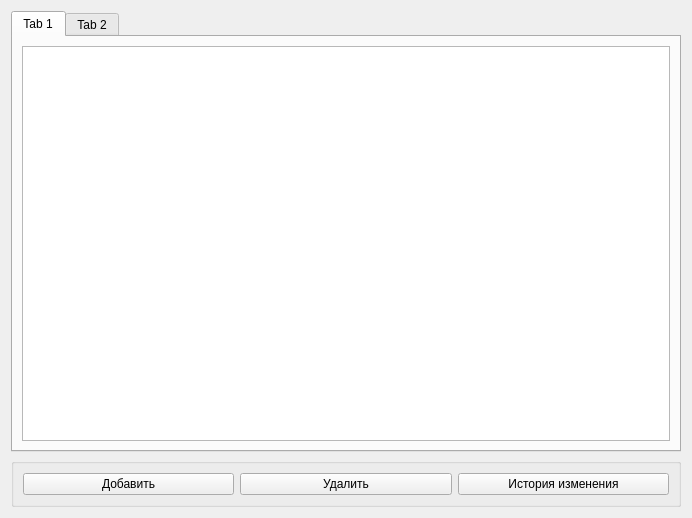
First picture: the form in desktop/resources/ui/central_widget.ui, repository Lpshkn/shop_database, before the edit.
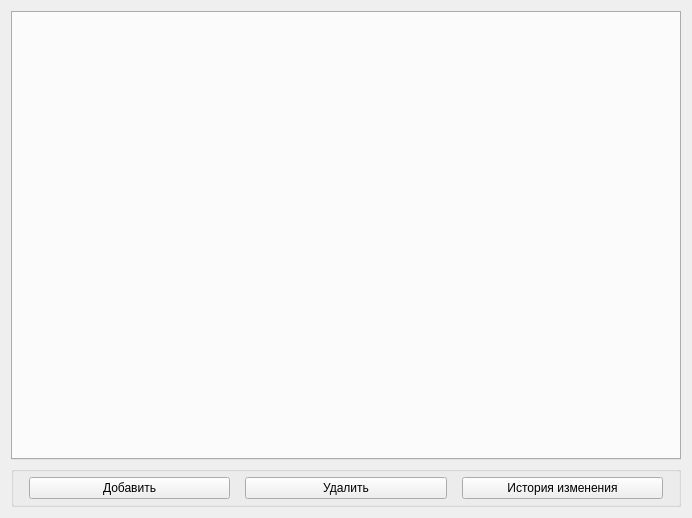
Second picture: the form after the edit.

Commit message: Add new features into the central widget and edit the .ui file

```diff
--- a/desktop/resources/ui/central_widget.ui
+++ b/desktop/resources/ui/central_widget.ui
@@ -19,70 +19,15 @@
      <property name="currentIndex">
       <number>0</number>
      </property>
-     <widget class="QWidget" name="tab_3">
-      <attribute name="title">
-       <string>Tab 1</string>
-      </attribute>
-      <layout class="QGridLayout" name="gridLayout">
-       <item row="0" column="0">
-        <widget class="QTableWidget" name="tableWidget">
-         <property name="sizeAdjustPolicy">
-          <enum>QAbstractScrollArea::AdjustIgnored</enum>
-         </property>
-         <property name="autoScroll">
-          <bool>true</bool>
-         </property>
-         <property name="dragEnabled">
-          <bool>false</bool>
-         </property>
-         <property name="dragDropMode">
-          <enum>QAbstractItemView::DragDrop</enum>
-         </property>
-         <property name="showGrid">
-          <bool>true</bool>
-         </property>
-         <property name="gridStyle">
-          <enum>Qt::SolidLine</enum>
-         </property>
-         <property name="sortingEnabled">
-          <bool>true</bool>
-         </property>
-         <property name="wordWrap">
-          <bool>true</bool>
-         </property>
-         <property name="cornerButtonEnabled">
-          <bool>true</bool>
-         </property>
-         <attribute name="horizontalHeaderVisible">
-          <bool>true</bool>
-         </attribute>
-         <attribute name="horizontalHeaderCascadingSectionResizes">
-          <bool>true</bool>
-         </attribute>
-         <attribute name="horizontalHeaderHighlightSections">
-          <bool>true</bool>
-         </attribute>
-         <attribute name="horizontalHeaderShowSortIndicator" stdset="0">
-          <bool>true</bool>
-         </attribute>
-         <attribute name="horizontalHeaderStretchLastSection">
-          <bool>true</bool>
-         </attribute>
-         <attribute name="verticalHeaderVisible">
-          <bool>false</bool>
-         </attribute>
-         <attribute name="verticalHeaderCascadingSectionResizes">
-          <bool>false</bool>
-         </attribute>
-        </widget>
-       </item>
-      </layout>
-     </widget>
-     <widget class="QWidget" name="tab_4">
-      <attribute name="title">
-       <string>Tab 2</string>
-      </attribute>
-     </widget>
+     <property name="documentMode">
+      <bool>false</bool>
+     </property>
+     <property name="tabsClosable">
+      <bool>true</bool>
+     </property>
+     <property name="movable">
+      <bool>true</bool>
+     </property>
     </widget>
    </item>
    <item>
@@ -100,6 +45,21 @@
       <bool>false</bool>
      </property>
      <layout class="QHBoxLayout" name="horizontalLayout">
+      <property name="spacing">
+       <number>15</number>
+      </property>
+      <property name="leftMargin">
+       <number>15</number>
+      </property>
+      <property name="topMargin">
+       <number>5</number>
+      </property>
+      <property name="rightMargin">
+       <number>15</number>
+      </property>
+      <property name="bottomMargin">
+       <number>5</number>
+      </property>
       <item>
        <widget class="QPushButton" name="pushButton">
         <property name="text">
```
Left out of the diff: 4 changed lines with no effect on the pictures.
